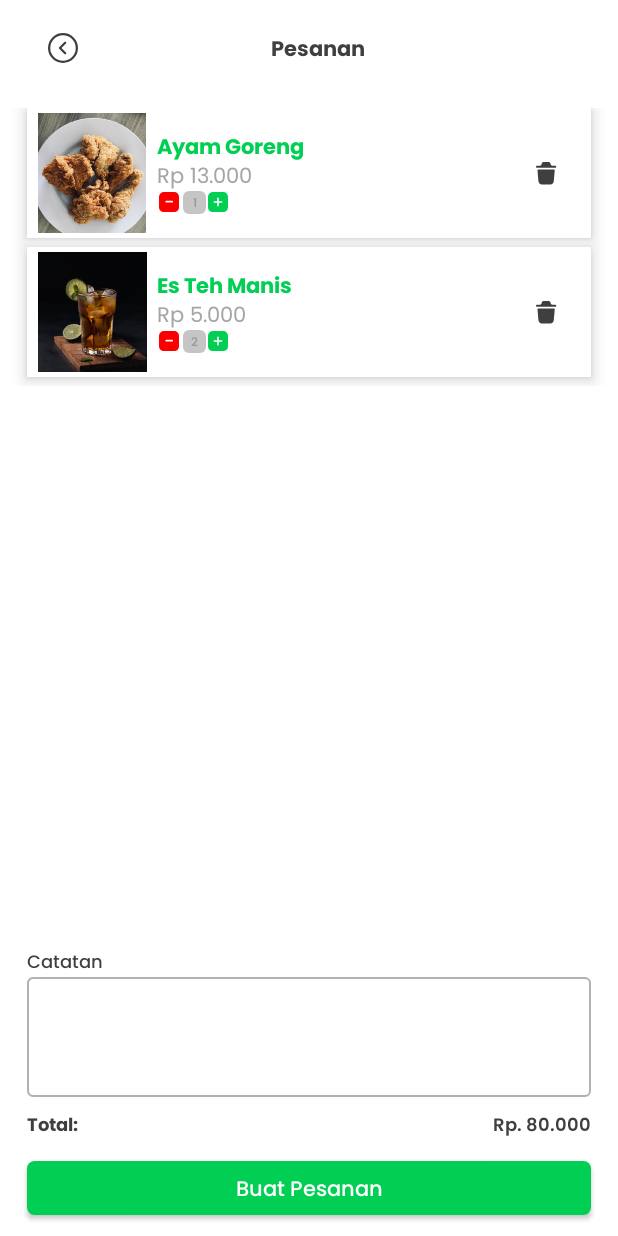
After one commit to ferdiallen/POS-App, an Android app built with Jetpack Compose: the OrderView screen opened through its navigation route, on a phone screen of 412 x 824 dp. The commit adds this screen. Run offline under Robolectric (Android 15) with nearby library versions, the phone set to English and light mode, and no system bars; our stand-ins replace accompanist.

Commit message:
detail order

```diff
--- /dev/null
+++ b/app/src/main/java/com/example/posapp/utils/RouteApp.kt
@@ -0,0 +1,5 @@
+package com.example.posapp.utils
+
+sealed class RouteApp(val route:String) {
+    object Pesanan:RouteApp("pesanan")
+}
--- a/app/src/main/java/com/example/posapp/view/home/HomeView.kt
+++ b/app/src/main/java/com/example/posapp/view/home/HomeView.kt
@@ -26,7 +26,9 @@ import com.example.posapp.widgets.implement.MenuContent
 
 @OptIn(ExperimentalMaterialApi::class)
 @Composable
-fun HomeView() {
+fun HomeView(
+    addButton:() -> Unit
+) {
     val search = remember {
         mutableStateOf("")
     }
@@ -118,7 +120,7 @@ fun HomeView() {
                     itemsIndexed(rekomendasi) {
                         index, item ->
                         MenuContent(item, fotoMakanan, index, namaMakanan, hargaMakanan) {
-
+                        addButton.invoke()
                         }
                         Spacer(modifier = Modifier.height(12.dp))
                     }
--- a/app/src/main/java/com/example/posapp/view/navigation/NavigationAdapter.kt
+++ b/app/src/main/java/com/example/posapp/view/navigation/NavigationAdapter.kt
@@ -1,30 +1,48 @@
 package com.example.posapp.view.navigation
 
 import androidx.compose.runtime.Composable
+import androidx.compose.runtime.MutableState
 import androidx.navigation.NavController
 import androidx.navigation.NavHostController
 import androidx.navigation.compose.NavHost
 import androidx.navigation.compose.composable
 import com.example.posapp.utils.NavRoute
+import com.example.posapp.utils.RouteApp
 import com.example.posapp.view.home.HomeView
 import com.example.posapp.view.menu.MenuView
+import com.example.posapp.view.order.OrderView
 import com.example.posapp.view.profile.Profile
 import com.example.posapp.view.transaksi.TransaksiOrder
 
 @Composable
-fun NavigationAdapter(navController: NavHostController) {
+fun NavigationAdapter(navController: NavHostController,
+                      showBottomBar:MutableState<Boolean>,
+                      addButton:() -> Unit) {
     NavHost(navController = navController, startDestination = NavRoute.Home.route ) {
         composable(NavRoute.Home.route) {
-            HomeView()
+            showBottomBar.value = true
+            HomeView() {
+                addButton.invoke()
+            }
         }
         composable(NavRoute.Menu.route) {
-            MenuView()
+            showBottomBar.value = true
+            MenuView() {
+                addButton.invoke()
+            }
         }
         composable(NavRoute.Transaksi.route) {
+            showBottomBar.value = true
             TransaksiOrder()
         }
         composable(NavRoute.Profile.route) {
+            showBottomBar.value = true
             Profile()
+        }
+
+        composable(RouteApp.Pesanan.route) {
+            showBottomBar.value = false
+            OrderView(navController = navController)
         }
     }
 }
--- /dev/null
+++ b/app/src/main/java/com/example/posapp/view/order/OrderView.kt
@@ -0,0 +1,280 @@
+package com.example.posapp.view.order
+
+import android.widget.Space
+import androidx.compose.foundation.Image
+import androidx.compose.foundation.clickable
+import androidx.compose.foundation.layout.*
+import androidx.compose.foundation.lazy.LazyColumn
+import androidx.compose.foundation.lazy.itemsIndexed
+import androidx.compose.foundation.shape.RoundedCornerShape
+import androidx.compose.material.*
+import androidx.compose.runtime.Composable
+import androidx.compose.runtime.MutableState
+import androidx.compose.runtime.mutableStateOf
+import androidx.compose.runtime.remember
+import androidx.compose.ui.Alignment
+import androidx.compose.ui.Alignment.Companion.Center
+import androidx.compose.ui.Alignment.Companion.CenterHorizontally
+import androidx.compose.ui.Alignment.Companion.CenterVertically
+import androidx.compose.ui.Modifier
+import androidx.compose.ui.graphics.Color
+import androidx.compose.ui.res.painterResource
+import androidx.compose.ui.text.TextStyle
+import androidx.compose.ui.text.style.TextAlign
+import androidx.compose.ui.unit.dp
+import androidx.compose.ui.unit.sp
+import androidx.navigation.NavController
+import com.example.posapp.R
+
+@OptIn(ExperimentalMaterialApi::class)
+@Composable
+fun OrderView(
+    navController: NavController
+) {
+
+    val listMakanan = listOf(
+        R.drawable.ayam_kotak,
+        R.drawable.esteh_kotak
+    )
+    val namaMakanan = listOf(
+        "Ayam Goreng",
+        "Es Teh Manis"
+    )
+    val harga = listOf(
+        "Rp 13.000",
+        "Rp 5.000"
+    )
+
+    val catatan = remember {
+        mutableStateOf("")
+    }
+
+    Scaffold(
+        backgroundColor = MaterialTheme.colors.background,
+        bottomBar = {
+            Column (
+                Modifier
+                    .padding(start = 18.dp, end = 18.dp, top = 8.dp, bottom = 8.dp)
+                    ) {
+                        Text(text = "Catatan",
+                            style = MaterialTheme.typography.body2,
+                            color = MaterialTheme.colors.surface,
+                            fontSize = 12.sp)
+                        Spacer(modifier = Modifier.height(2.dp))
+                CatatanField(catatan)
+                Spacer(modifier = Modifier.height(10.dp))
+                Row(
+                    Modifier
+                        .fillMaxWidth(),
+                    horizontalArrangement = Arrangement.SpaceBetween
+                ) {
+                    Text(text = "Total: ",
+                        style = MaterialTheme.typography.h1,
+                        fontSize = 12.sp,
+                        color = MaterialTheme.colors.surface)
+
+                    Text(text = "Rp. 80.000",
+                        style = MaterialTheme.typography.h3,
+                        fontSize = 12.sp,
+                        color = MaterialTheme.colors.surface)
+                }
+                Spacer(modifier = Modifier.height(10.dp))
+                Button(onClick = {  },
+                    modifier = Modifier
+                        .fillMaxWidth(),
+                shape = RoundedCornerShape(5.dp),
+                    colors = ButtonDefaults.buttonColors(
+                        backgroundColor = MaterialTheme.colors.primary
+                    )
+                ) {
+                    Text(text = "Buat Pesanan",
+                        style = MaterialTheme.typography.body2,
+                        color = MaterialTheme.colors.onSurface,
+                        fontSize = 14.sp,
+                        modifier = Modifier
+                          )
+                }
+            }
+        }
+    ) {
+        Surface(
+            Modifier
+                .fillMaxSize()
+                .padding(it),
+            color = MaterialTheme.colors.background
+        ) {
+            Column(
+                Modifier
+                    .fillMaxSize()
+                    .padding(start = 18.dp, end = 18.dp, top = 8.dp, bottom = 8.dp)
+            ) {
+                TopBar(navController, "Pesanan")
+                Spacer(modifier = Modifier.height(16.dp))
+                LazyColumn(content = {
+                    itemsIndexed(listMakanan) { index, item ->
+                        val value = remember {
+                            mutableStateOf(index + 1)
+                        }
+                        ItemOrder(item, namaMakanan, index, harga, value)
+                        Spacer(modifier = Modifier.height(6.dp))
+                    }
+                })
+
+            }
+        }
+    }
+}
+
+@Composable
+private fun CatatanField(catatan: MutableState<String>) {
+    OutlinedTextField(
+        value = catatan.value,
+        onValueChange = { catatan.value = it },
+        colors = TextFieldDefaults.outlinedTextFieldColors(
+            textColor = MaterialTheme.colors.surface,
+            focusedBorderColor = MaterialTheme.colors.surface.copy(0.4f),
+            errorBorderColor = MaterialTheme.colors.surface.copy(0.4f),
+            disabledBorderColor = MaterialTheme.colors.surface.copy(0.4f),
+            unfocusedBorderColor = MaterialTheme.colors.surface.copy(0.4f),
+            backgroundColor = Color.Transparent
+        ),
+        modifier = Modifier
+            .fillMaxWidth(),
+        minLines = 4,
+        textStyle = TextStyle(
+            fontSize = 10.sp
+        )
+    )
+}
+
+@Composable
+fun ItemOrder(
+    item: Int,
+    namaMakanan: List<String>,
+    index: Int,
+    harga: List<String>,
+    value: MutableState<Int>
+) {
+    Surface(
+        Modifier
+            .fillMaxWidth(),
+        elevation = 6.dp,
+        color = MaterialTheme.colors.background
+    ) {
+        Row(
+            Modifier
+                .padding(
+                    start = 3.dp,
+                    end = 6.dp,
+                    top = 3.dp,
+                    bottom = 3.dp
+                )
+                .fillMaxWidth(),
+            horizontalArrangement = Arrangement.SpaceBetween,
+            verticalAlignment = CenterVertically
+        ) {
+            Row(
+                verticalAlignment = CenterVertically
+            ) {
+                Image(
+                    painter = painterResource(id = item),
+                    contentDescription = null,
+                    modifier = Modifier
+                        .size(80.dp)
+                )
+                Spacer(modifier = Modifier.width(3.dp))
+                Column {
+                    Text(
+                        text = namaMakanan[index],
+                        style = MaterialTheme.typography.h1,
+                        color = MaterialTheme.colors.primary,
+                        fontSize = 14.sp
+                    )
+                    Text(
+                        text = harga[index],
+                        style = MaterialTheme.typography.body1,
+                        color = MaterialTheme.colors.secondary,
+                        fontSize = 14.sp
+                    )
+                    Row(
+                        verticalAlignment = CenterVertically
+                    ) {
+                        Image(painter = painterResource(id = R.drawable.icon_b_minus),
+                            contentDescription = null,
+                            modifier = Modifier
+                                .clickable {
+                                    if (value.value > 0) {
+                                        value.value -= 1
+                                    }
+                                })
+                        Spacer(modifier = Modifier.width(1.dp))
+                        Surface(
+                            shape = RoundedCornerShape(4.dp),
+                            color = MaterialTheme.colors.surface.copy(0.3f),
+                            elevation = 0.dp,
+                            modifier = Modifier
+                                .size(15.dp)
+
+                        ) {
+                            Text(
+                                text = value.value.toString(),
+                                style = MaterialTheme.typography.body2,
+                                color = Color(0xFF979797),
+                                fontSize = 8.sp,
+                                modifier = Modifier
+                                    .fillMaxSize()
+                                    .wrapContentSize(Center),
+                                textAlign = TextAlign.Center
+                            )
+                        }
+                        Spacer(modifier = Modifier.width(1.dp))
+                        Image(painter = painterResource(id = R.drawable.icon_b_plus),
+                            contentDescription = null,
+                            modifier = Modifier
+                                .clickable {
+
+                                    value.value += 1
+
+                                })
+                    }
+                }
+            }
+            IconButton(onClick = { }) {
+                Icon(painter = painterResource(id = R.drawable.deleteicon),
+                    contentDescription = null,
+                    tint = Color(0xFF3F3F3F))
+            }
+        }
+    }
+}
+
+@Composable
+fun TopBar(navController: NavController, title: String) {
+    Row(
+        verticalAlignment = Alignment.CenterVertically
+    ) {
+        IconButton(onClick = {
+            navController.popBackStack()
+        }) {
+            Icon(
+                painter = painterResource(id = R.drawable.back_circle),
+                contentDescription = null,
+                tint = MaterialTheme.colors.surface
+            )
+        }
+        Box(
+            modifier = Modifier
+                .fillMaxWidth()
+                .wrapContentWidth(CenterHorizontally)
+        ) {
+            Text(
+                text = title,
+                style = MaterialTheme.typography.h1,
+                color = MaterialTheme.colors.surface,
+                fontSize = 14.sp,
+                modifier = Modifier
+                    .offset(x=-18.dp)
+            )
+        }
+    }
+}
--- /dev/null
+++ b/app/src/main/res/drawable/back_circle.xml
@@ -0,0 +1,21 @@
+<vector xmlns:android="http://schemas.android.com/apk/res/android"
+    android:width="24dp"
+    android:height="24dp"
+    android:viewportWidth="24"
+    android:viewportHeight="24">
+  <path
+      android:pathData="M12,2.75C6.892,2.75 2.75,6.891 2.75,12C2.75,17.108 6.892,21.25 12,21.25C17.108,21.25 21.25,17.108 21.25,12C21.25,6.891 17.108,2.75 12,2.75Z"
+      android:strokeLineJoin="round"
+      android:strokeWidth="1.5"
+      android:fillColor="#00000000"
+      android:fillType="evenOdd"
+      android:strokeColor="#200E32"
+      android:strokeLineCap="round"/>
+  <path
+      android:pathData="M13.442,8.529L9.956,12L13.442,15.471"
+      android:strokeLineJoin="round"
+      android:strokeWidth="1.5"
+      android:fillColor="#00000000"
+      android:strokeColor="#200E32"
+      android:strokeLineCap="round"/>
+</vector>
--- /dev/null
+++ b/app/src/main/res/drawable/deleteicon.xml
@@ -0,0 +1,10 @@
+<vector xmlns:android="http://schemas.android.com/apk/res/android"
+    android:width="14dp"
+    android:height="15dp"
+    android:viewportWidth="14"
+    android:viewportHeight="15">
+  <path
+      android:pathData="M12.965,2.432C13.257,2.432 13.5,2.674 13.5,2.983V3.268C13.5,3.568 13.257,3.818 12.965,3.818H0.535C0.243,3.818 0,3.568 0,3.268V2.983C0,2.674 0.243,2.432 0.535,2.432H2.722C3.166,2.432 3.553,2.116 3.653,1.671L3.767,1.159C3.945,0.463 4.531,0 5.201,0H8.299C8.962,0 9.554,0.463 9.725,1.123L9.848,1.67C9.947,2.116 10.334,2.432 10.779,2.432H12.965ZM11.854,12.851C12.083,10.723 12.482,5.668 12.482,5.617C12.497,5.462 12.447,5.316 12.347,5.198C12.24,5.088 12.104,5.023 11.954,5.023H1.551C1.401,5.023 1.258,5.088 1.159,5.198C1.058,5.316 1.009,5.462 1.016,5.617C1.017,5.626 1.032,5.804 1.056,6.102C1.162,7.424 1.459,11.108 1.651,12.851C1.786,14.134 2.629,14.941 3.849,14.971C4.791,14.993 5.761,15 6.753,15C7.687,15 8.636,14.993 9.607,14.971C10.87,14.949 11.711,14.156 11.854,12.851Z"
+      android:fillColor="#3F3F3F"
+      android:fillType="evenOdd"/>
+</vector>
--- /dev/null
+++ b/app/src/main/res/drawable/icon_b_minus.xml
@@ -0,0 +1,13 @@
+<vector xmlns:android="http://schemas.android.com/apk/res/android"
+    android:width="16dp"
+    android:height="16dp"
+    android:viewportWidth="16"
+    android:viewportHeight="16">
+  <path
+      android:pathData="M11.106,1.334H4.886C2.613,1.334 1.333,2.614 1.333,4.887V11.113C1.333,13.373 2.613,14.667 4.886,14.667H11.113C13.38,14.667 14.666,13.373 14.666,11.113V4.887C14.666,2.614 13.373,1.334 11.106,1.334"
+      android:fillColor="#FA0000"/>
+  <path
+      android:pathData="M6.194,8.392C5.869,8.392 5.6,8.128 5.6,7.8C5.6,7.464 5.869,7.2 6.194,7.2H10.106C10.431,7.2 10.701,7.464 10.701,7.8C10.701,8.128 10.431,8.392 10.106,8.392H6.194Z"
+      android:fillColor="#ffffff"
+      android:fillType="evenOdd"/>
+</vector>
--- /dev/null
+++ b/app/src/main/res/drawable/icon_b_plus.xml
@@ -0,0 +1,10 @@
+<vector xmlns:android="http://schemas.android.com/apk/res/android"
+    android:width="14dp"
+    android:height="14dp"
+    android:viewportWidth="14"
+    android:viewportHeight="14">
+  <path
+      android:pathData="M3.553,0H9.773C12.04,0 13.333,1.28 13.333,3.553V9.78C13.333,12.04 12.047,13.333 9.78,13.333H3.553C1.28,13.333 0,12.04 0,9.78V3.553C0,1.28 1.28,0 3.553,0ZM7.213,7.22H9.107C9.413,7.213 9.66,6.967 9.66,6.66C9.66,6.353 9.413,6.107 9.107,6.107H7.213V4.227C7.213,3.92 6.967,3.673 6.66,3.673C6.353,3.673 6.107,3.92 6.107,4.227V6.107H4.22C4.073,6.107 3.933,6.167 3.827,6.267C3.727,6.373 3.667,6.513 3.667,6.66C3.667,6.967 3.913,7.213 4.22,7.22H6.107V9.107C6.107,9.413 6.353,9.66 6.66,9.66C6.967,9.66 7.213,9.413 7.213,9.107V7.22Z"
+      android:fillColor="#00CF53"
+      android:fillType="evenOdd"/>
+</vector>
```
Also changed, not shown: app/src/main/java/com/example/posapp/view/MainView.kt (+94 -4 lines), app/src/main/java/com/example/posapp/view/menu/MenuView.kt (+22 -16 lines), app/src/main/res/drawable/cart.xml (added, +10 -0 lines), app/src/main/res/drawable/path.xml (added, +10 -0 lines), app/src/main/res/drawable/ayam_kotak.png (added), app/src/main/res/drawable/esteh_kotak.png (added).
